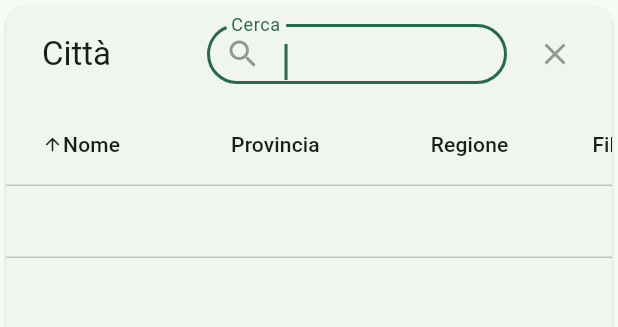
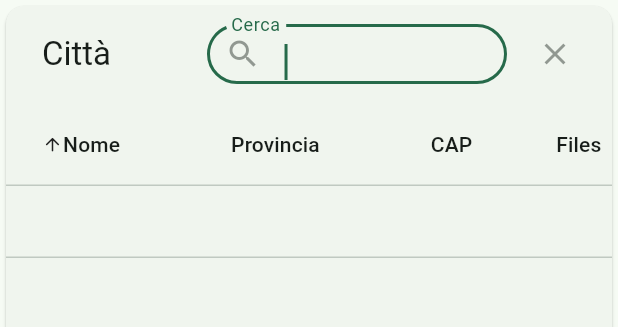
Before and after one commit to llorenzinho/sinergia, a Flutter app: the CityTable widget shown alone on an empty page, opened directly with empty values, on a phone screen of 412 x 824 dp. Shown: the top 327 px of the screen. Run offline on Flutter 3.47's test engine with Material 3 defaults, Android fonts, the phone set to English and light mode, and no system bars; our stand-ins replace bloc, cloud_firestore, equatable, firebase_core, flutter_bloc, get_it; missing offline and left inert: countries_world_map; accounts and stored records are empty; statements that could not run were skipped.

Commit message:
added caps in table

```diff
--- a/lib/features/cities/presentation/widgets/cities_table.dart
+++ b/lib/features/cities/presentation/widgets/cities_table.dart
@@ -120,7 +120,7 @@ class _CityTableState extends State<CityTable> {
               _provinceAscending = !_provinceAscending;
             });
           }),
-      const DataColumn(label: Text('Regione')),
+      const DataColumn(label: Text('CAP')),
       const DataColumn(label: Text('Files'), numeric: true),
     ];
   }
--- a/lib/features/cities/utils/table_data_source.dart
+++ b/lib/features/cities/utils/table_data_source.dart
@@ -18,7 +18,7 @@ class CitiesTableDataSource extends DataTableSource {
             MaterialPageRoute(builder: (context) => Test(city: city.name))),
       ), // name
       DataCell(Text(city.provinceName)), // province
-      DataCell(Text(city.regionName)), // region
+      DataCell(Text(city.cap)), // cap
       DataCell(Text(city.fileIds.length.toString())) // files count
     ]);
   }
```
